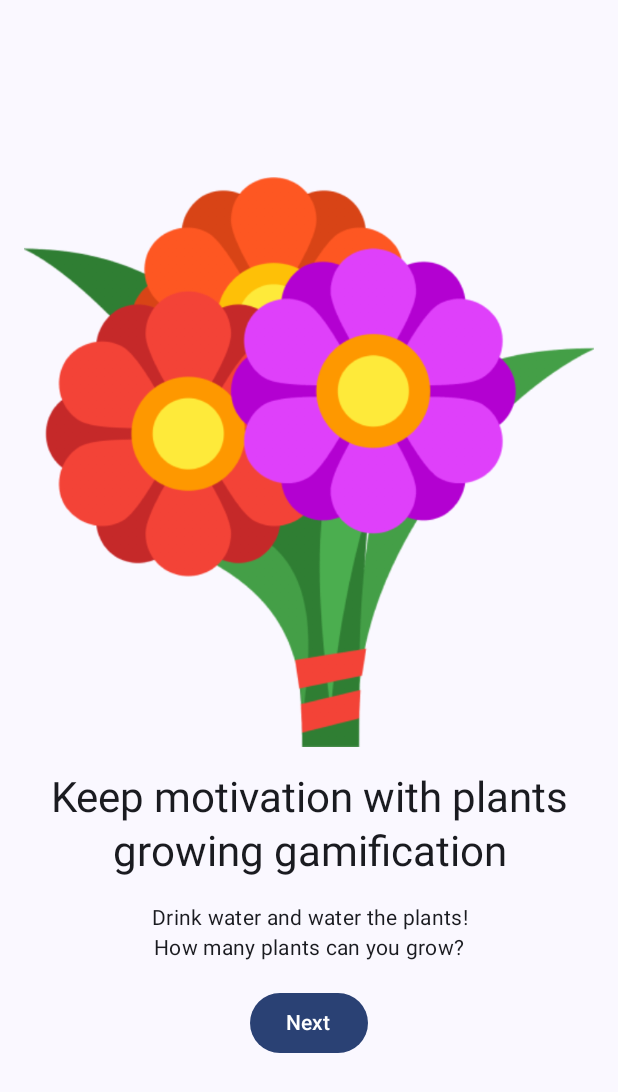
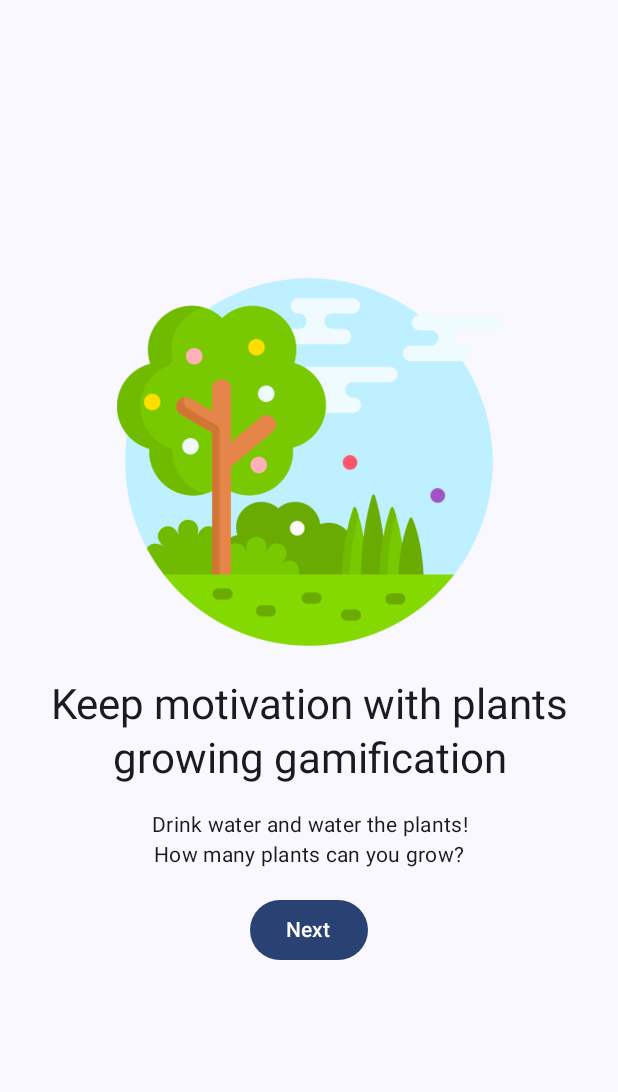
Before and after one commit to ilya-nvk/drink-and-water, an Android app built with Jetpack Compose: the screen it shows after launch (MainActivity), after a tap on "Next", on a phone screen of 412 x 824 dp. Shown: the top 1092 px of the screen. Run offline under Robolectric (Android 15) with nearby library versions, the phone set to English and light mode, and no system bars; our stand-ins replace Dagger/Hilt's generated code, Room's generated code, livedata-compose.

Commit message:
OnboardingScreen images

```diff
--- a/app/src/main/java/com/ilyanvk/drinkwater/presentation/onboarding/BaseOnboardingScreen.kt
+++ b/app/src/main/java/com/ilyanvk/drinkwater/presentation/onboarding/BaseOnboardingScreen.kt
@@ -5,9 +5,9 @@ import androidx.compose.foundation.layout.Box
 import androidx.compose.foundation.layout.Column
 import androidx.compose.foundation.layout.Spacer
 import androidx.compose.foundation.layout.fillMaxSize
-import androidx.compose.foundation.layout.fillMaxWidth
 import androidx.compose.foundation.layout.height
 import androidx.compose.foundation.layout.padding
+import androidx.compose.foundation.layout.width
 import androidx.compose.material3.MaterialTheme
 import androidx.compose.material3.Text
 import androidx.compose.runtime.Composable
@@ -34,7 +34,7 @@ fun BaseOnboardingScreen(
             horizontalAlignment = Alignment.CenterHorizontally
         ) {
             picture?.let {
-                Image(modifier = Modifier.fillMaxWidth(), painter = it, contentDescription = null)
+                Image(modifier = Modifier.width(256.dp), painter = it, contentDescription = null)
                 Spacer(modifier = Modifier.height(16.dp))
             }
             Text(
--- a/app/src/main/java/com/ilyanvk/drinkwater/presentation/onboarding/OnboardingScreen.kt
+++ b/app/src/main/java/com/ilyanvk/drinkwater/presentation/onboarding/OnboardingScreen.kt
@@ -31,7 +31,7 @@ fun OnboardingScreen(
         ) {
             composable(OnboardingNavigationScreens.Screen1.route) {
                 BaseOnboardingScreen(
-                    picture = painterResource(id = R.drawable.plant_test),
+                    picture = painterResource(id = R.drawable.lady_drinking),
                     title = "Track your daily water intake with us",
                     text = "Achieve your hydration goals with a simple tap!",
                     button = {
@@ -43,7 +43,7 @@ fun OnboardingScreen(
             }
             composable(OnboardingNavigationScreens.Screen2.route) {
                 BaseOnboardingScreen(
-                    picture = painterResource(id = R.drawable.plant_test),
+                    picture = painterResource(id = R.drawable.nature),
                     title = "Keep motivation with plants growing gamification",
                     text = "Drink water and water the plants!\nHow many plants can you grow?",
                     button = {
@@ -55,7 +55,7 @@ fun OnboardingScreen(
             }
             composable(OnboardingNavigationScreens.Screen3.route) {
                 BaseOnboardingScreen(
-                    picture = painterResource(id = R.drawable.plant_test),
+                    picture = painterResource(id = R.drawable.notification_bell),
                     title = "Custom remainders",
                     text = "Quick and easy to set your hydration goal and then track your daily water intake progress.",
                     button = {
--- a/app/src/main/java/com/ilyanvk/drinkwater/presentation/profile/ProfileScreen.kt
+++ b/app/src/main/java/com/ilyanvk/drinkwater/presentation/profile/ProfileScreen.kt
@@ -270,7 +270,9 @@ fun ProfileScreen(
                         coroutineScope.launch {
                             snackbarHostState.showSnackbar(message = if (viewModel.state.value.isProfileCorrect()) saveSuccessMessage else saveErrorMessage)
                         }
-                    }) {
+                    },
+                        enabled = viewModel.state.value.isProfileCorrect()
+                    ) {
                         Text(text = stringResource(R.string.save))
                     }
                 }
--- a/app/src/main/java/com/ilyanvk/drinkwater/presentation/profile/ProfileViewModel.kt
+++ b/app/src/main/java/com/ilyanvk/drinkwater/presentation/profile/ProfileViewModel.kt
@@ -6,6 +6,7 @@ import androidx.compose.runtime.mutableStateOf
 import androidx.lifecycle.ViewModel
 import androidx.lifecycle.viewModelScope
 import com.ilyanvk.drinkwater.domain.model.UserProfile
+import com.ilyanvk.drinkwater.domain.repository.coins.CoinsRepository
 import com.ilyanvk.drinkwater.domain.repository.intakerecord.IntakeRecordRepository
 import com.ilyanvk.drinkwater.domain.repository.notifications.NotificationsRepository
 import com.ilyanvk.drinkwater.domain.repository.plants.GalleryRepository
@@ -20,7 +21,8 @@ class ProfileViewModel @Inject constructor(
     private val userProfileRepository: UserProfileRepository,
     private val intakeRecordRepository: IntakeRecordRepository,
     private val galleryRepository: GalleryRepository,
-    private val notificationRepository: NotificationsRepository
+    private val notificationRepository: NotificationsRepository,
+    private val coinsRepository: CoinsRepository
 ) : ViewModel() {
     private val _state = mutableStateOf(
         userProfileToState(userProfileRepository.getUserProfile())
@@ -62,6 +64,7 @@ class ProfileViewModel @Inject constructor(
                     intakeRecordRepository.clear()
                     galleryRepository.clear()
                     notificationRepository.clear()
+                    coinsRepository.setCoins(0)
                 }
             }
 
--- a/app/src/main/res/values/strings.xml
+++ b/app/src/main/res/values/strings.xml
@@ -108,4 +108,5 @@
     <string name="restore_progress_warning">This action will delete all your records and grown plants. You will not be able to restore it</string>
     <string name="next">Next</string>
     <string name="finish">Finish</string>
+    <string name="free">Free</string>
 </resources>
```
Also changed, not shown: app/src/main/java/com/ilyanvk/drinkwater/presentation/shop/components/PlantCard.kt (+7 -1 lines), app/src/main/res/drawable/lady_drinking.png (added), app/src/main/res/drawable/nature.png (added), app/src/main/res/drawable/notification_bell.png (added).
